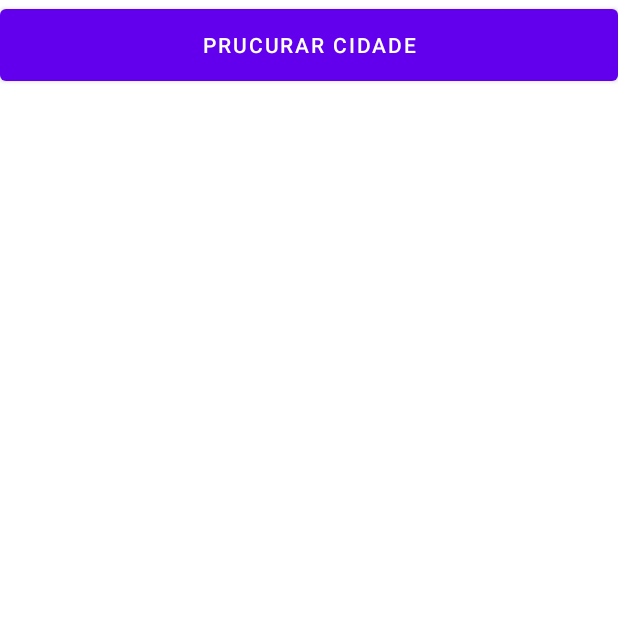
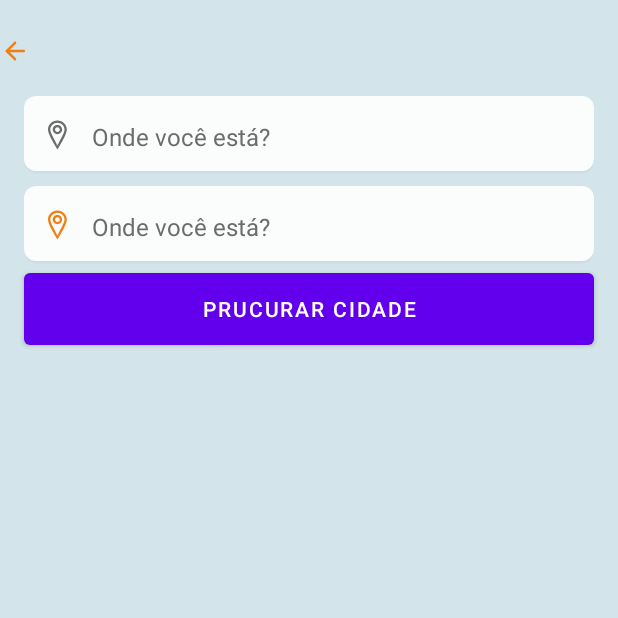
Before and after one commit to AlefCSM/CityTravelTracker, an Android app: the SearchRouteFragment screen opened through its navigation route, after a tap on "TESTE", on a phone screen of 412 x 824 dp, the top half of it. Run offline under Robolectric (Android 15) with nearby library versions, the phone set to English and light mode, and no system bars; our stand-ins replace Dagger/Hilt's generated code; Roboto replaces fonts that are not available here; 2 statements that could not run were skipped; 1 other tap on this screen came first.

Commit message:
[WIP] layout for SearchRouteFragment

```diff
--- a/app/src/main/java/com/alefmoreira/citytraveltracker/adapters/PlacePredictionAdapter.kt
+++ b/app/src/main/java/com/alefmoreira/citytraveltracker/adapters/PlacePredictionAdapter.kt
@@ -28,7 +28,7 @@ class PlacePredictionAdapter @Inject constructor(
         fun bind(prediction: AutocompletePrediction, typedText: String) {
 
             val span = SpannableString(prediction.getPrimaryText(null).toString())
-            val color = ResourcesCompat.getColor(resources, R.color.text_2, null)
+            val color = ResourcesCompat.getColor(resources, R.color.dark_2, null)
             span.setSpan(
                 ForegroundColorSpan(color),
                 0,
--- a/app/src/main/java/com/alefmoreira/citytraveltracker/views/fragments/searchroute/SearchRouteFragment.kt
+++ b/app/src/main/java/com/alefmoreira/citytraveltracker/views/fragments/searchroute/SearchRouteFragment.kt
@@ -19,7 +19,6 @@ import androidx.recyclerview.widget.RecyclerView
 import com.alefmoreira.citytraveltracker.R
 import com.alefmoreira.citytraveltracker.adapters.PlacePredictionAdapter
 import com.alefmoreira.citytraveltracker.databinding.FragmentSearchRouteBinding
-import com.alefmoreira.citytraveltracker.other.Constants.MINIMUM_SEARCH_LENGTH
 import com.alefmoreira.citytraveltracker.other.Resource
 import com.alefmoreira.citytraveltracker.other.Status
 import com.alefmoreira.citytraveltracker.util.CitySelectionType
@@ -74,18 +73,8 @@ class SearchRouteFragment : Fragment(R.layout.fragment_search_route) {
         }
         txtSearch.isHintAnimationEnabled = false
         txtSearch.editText?.addTextChangedListener {
-            val text = it.toString()
-
-            if (text.isEmpty()) {
-                searchRouteViewModel.clearPredictions()
-                return@addTextChangedListener
-            }
-            if (text.length > MINIMUM_SEARCH_LENGTH) {
-                searchRouteViewModel.debounce(text, token)
-            }
+            searchRouteViewModel.validateText(it.toString(), token)
         }
-
-
 
         viewLifecycleOwner.lifecycleScope.launch {
             viewLifecycleOwner.repeatOnLifecycle(Lifecycle.State.STARTED) {
--- /dev/null
+++ b/app/src/main/res/drawable/ctt_edit_text_shape.xml
@@ -0,0 +1,54 @@
+<?xml version="1.0" encoding="utf-8"?>
+<layer-list xmlns:android="http://schemas.android.com/apk/res/android">
+    <item>
+        <shape>
+            <padding android:bottom="1dp" />
+            <stroke
+                android:width="1dp"
+                android:color="#05000000" />
+            <corners android:radius="8dp" />
+        </shape>
+    </item>
+    <item>
+        <shape>
+            <padding android:bottom="1dp" />
+            <stroke
+                android:width="1dp"
+                android:color="#05000000" />
+            <corners android:radius="8dp"
+
+                />
+        </shape>
+    </item>
+    <item>
+        <shape>
+            <padding
+                android:bottom="1dp"
+                android:left="0.5dp"
+                android:right="0.5dp"
+                android:top="0dp" />
+            <stroke
+                android:width="1dp"
+                android:color="#05000000" />
+            <corners android:radius="8dp" />
+        </shape>
+    </item>
+    <item>
+        <shape>
+            <padding
+                android:bottom="0.5dp"
+                android:left="0.5dp"
+                android:right="0.5dp" />
+            <stroke
+                android:width="1dp"
+                android:color="#05000000" />
+            <corners android:radius="8dp" />
+        </shape>
+    </item>
+    <item>
+        <shape android:shape="rectangle">
+            <solid android:color="@color/light_1" />
+            <corners android:radius="8dp" />
+        </shape>
+    </item>
+</layer-list>
--- a/app/src/main/res/drawable/cursor_color.xml
+++ b/app/src/main/res/drawable/cursor_color.xml
@@ -1,5 +1,5 @@
 <?xml version="1.0" encoding="utf-8"?>
 <shape xmlns:android="http://schemas.android.com/apk/res/android">
     <size android:width="2dp" />
-    <solid android:color="@color/text_1" />
+    <solid android:color="@color/dark_3" />
 </shape>
--- a/app/src/main/res/layout/adapter_place_prediction.xml
+++ b/app/src/main/res/layout/adapter_place_prediction.xml
@@ -26,7 +26,7 @@
             android:layout_width="match_parent"
             android:layout_height="wrap_content"
             android:text="@string/city_name"
-            android:textColor="@color/text_1"
+            android:textColor="@color/dark_3"
             android:textSize="@dimen/regular_text"
             app:fontFamily="@font/roboto" />
 
@@ -35,7 +35,7 @@
             android:layout_width="match_parent"
             android:layout_height="wrap_content"
             android:text="@string/city_detail"
-            android:textColor="@color/text_2"
+            android:textColor="@color/dark_2"
             android:textSize="@dimen/small_text"
             app:fontFamily="@font/roboto_semi_bold" />
     </LinearLayout>
--- a/app/src/main/res/layout/fragment_route.xml
+++ b/app/src/main/res/layout/fragment_route.xml
@@ -1,12 +1,78 @@
 <?xml version="1.0" encoding="utf-8"?>
 <androidx.appcompat.widget.LinearLayoutCompat xmlns:android="http://schemas.android.com/apk/res/android"
+    xmlns:app="http://schemas.android.com/apk/res-auto"
     android:layout_width="match_parent"
-    android:layout_height="match_parent">
+    android:layout_height="match_parent"
+    android:paddingTop="@dimen/route_fragment_padding_top"
+    android:background="@color/light_3"
+    android:orientation="vertical">
+
+    <ImageView
+        android:id="@+id/icon_back"
+        android:layout_width="wrap_content"
+        android:layout_height="wrap_content"
+        android:src="@drawable/ic_back" />
+
+    <LinearLayout
+        android:id="@+id/originLayout"
+        android:layout_width="match_parent"
+        android:layout_height="52dp"
+        android:layout_marginTop="20dp"
+        android:layout_marginStart="@dimen/fragment_horizontal_padding"
+        android:layout_marginEnd="@dimen/fragment_horizontal_padding"
+        android:padding="16dp"
+        android:background="@drawable/ctt_edit_text_shape"
+        android:layout_gravity="center"
+        android:orientation="horizontal">
+
+        <ImageView
+            android:layout_width="wrap_content"
+            android:layout_height="wrap_content"
+            android:layout_marginEnd="16dp"
+            android:src="@drawable/ic_origin" />
+
+        <TextView
+            style="@style/RegularTextSecondaryColor"
+            android:layout_width="match_parent"
+            android:layout_height="wrap_content"
+            android:text="@string/where_are_you" />
+
+    </LinearLayout>
+
+    <LinearLayout
+        android:id="@+id/destinationLayout"
+        android:layout_width="match_parent"
+        android:layout_height="52dp"
+        android:layout_marginTop="8dp"
+        android:layout_marginStart="@dimen/fragment_horizontal_padding"
+        android:layout_marginEnd="@dimen/fragment_horizontal_padding"
+        android:padding="16dp"
+        android:background="@drawable/ctt_edit_text_shape"
+        android:layout_gravity="center"
+        android:orientation="horizontal">
+
+        <ImageView
+            android:layout_width="wrap_content"
+            android:layout_height="wrap_content"
+            android:layout_marginEnd="16dp"
+            android:src="@drawable/ic_origin"
+            app:tint="@color/primary_2" />
+
+        <TextView
+            style="@style/RegularTextSecondaryColor"
+            android:layout_width="match_parent"
+            android:layout_height="wrap_content"
+            android:text="@string/where_are_you" />
+
+    </LinearLayout>
 
     <Button
         android:id="@+id/btn_search_route"
         android:layout_width="match_parent"
         android:layout_height="60dp"
+        android:elevation="15dp"
+        android:layout_marginStart="@dimen/fragment_horizontal_padding"
+        android:layout_marginEnd="@dimen/fragment_horizontal_padding"
         android:text="prucurar cidade" />
 
 </androidx.appcompat.widget.LinearLayoutCompat>
--- a/app/src/main/res/values-night/themes.xml
+++ b/app/src/main/res/values-night/themes.xml
@@ -10,7 +10,7 @@
         <item name="colorSecondaryVariant">@color/teal_200</item>
         <item name="colorOnSecondary">@color/black</item>
         <!-- Status bar color. -->
-        <item name="android:statusBarColor">@color/background</item>
+        <item name="android:statusBarColor">@color/light_3</item>
         <!-- Customize your theme here. -->
     </style>
 </resources>
--- a/app/src/main/res/values/dimens.xml
+++ b/app/src/main/res/values/dimens.xml
@@ -12,5 +12,6 @@
     <dimen name="search_fragment_padding_top">16dp</dimen>
     <dimen name="no_drawable_start_padding">-18dp</dimen>
     <dimen name="no_drawable_end_padding">-14dp</dimen>
+    <dimen name="route_fragment_padding_top">24dp</dimen>
 
 </resources>
--- a/app/src/main/res/values/strings.xml
+++ b/app/src/main/res/values/strings.xml
@@ -7,4 +7,5 @@
     <string name="city_detail">SP, Brasil</string>
     <string name="city_not_found_title">Não encontramos essa cidade</string>
     <string name="city_not_found_description">Verifique o nome da cidade e tente novamente.</string>
+    <string name="where_are_you">Onde você está?</string>
 </resources>
--- a/app/src/main/res/values/styles.xml
+++ b/app/src/main/res/values/styles.xml
@@ -2,26 +2,30 @@
 <resources>
 
     <style name="EditTextThemeOverlay" parent="ThemeOverlay.AppCompat">
-        <item name="colorAccent">@color/primary_2</item>
-        <item name="colorControlActivated">@color/text_1</item>
+        <item name="colorAccent">@color/secondary_2</item>
+        <item name="colorControlActivated">@color/dark_3</item>
     </style>
 
     <style name="TextFontRoboto">
         <item name="android:fontFamily">@font/roboto</item>
-        <item name="android:textColor">@color/text_1</item>
+        <item name="android:textColor">@color/dark_3</item>
     </style>
 
     <style name="TextFontRobotoSemiBold">
         <item name="android:fontFamily">@font/roboto_semi_bold</item>
-        <item name="android:textColor">@color/text_1</item>
+        <item name="android:textColor">@color/dark_3</item>
     </style>
 
     <style name="SmallText" parent="TextFontRoboto">
         <item name="android:textSize">@dimen/small_text</item>
     </style>
 
-    <style name="RegularText" parent="TextFontRoboto">
+    <style name="RegularTextPrimaryColor" parent="TextFontRoboto">
         <item name="android:textSize">@dimen/regular_text</item>
+    </style>
+
+    <style name="RegularTextSecondaryColor" parent="RegularTextPrimaryColor">
+        <item name="android:textColor">@color/dark_2</item>
     </style>
 
     <style name="BigText" parent="TextFontRobotoSemiBold">
@@ -32,10 +36,11 @@
         <item name="android:textSize">@dimen/extra_big_text</item>
     </style>
 
-    <style name="SearchEditTextStyle" parent="RegularText">
+    <style name="SearchEditTextStyle" parent="RegularTextPrimaryColor">
         <item name="android:hint">@string/witch_city</item>
         <item name="android:padding">0dp</item>
         <item name="android:textCursorDrawable">@drawable/cursor_color</item>
     </style>
 
+
 </resources>
--- a/app/src/main/res/values/themes.xml
+++ b/app/src/main/res/values/themes.xml
@@ -10,7 +10,7 @@
         <item name="colorSecondaryVariant">@color/teal_700</item>
         <item name="colorOnSecondary">@color/black</item>
         <!-- Status bar color. -->
-        <item name="android:statusBarColor">@color/background</item>
+        <item name="android:statusBarColor">@color/light_3</item>
         <!-- Customize your theme here. -->
         <item name="android:windowLightStatusBar">true</item>
         <!-- Background       -->
```
Also changed, not shown: app/src/main/java/com/alefmoreira/citytraveltracker/views/fragments/route/RouteViewModel.kt (added, +186 -0 lines), app/src/main/java/com/alefmoreira/citytraveltracker/views/fragments/searchroute/SearchRouteViewModel.kt (+17 -5 lines), app/src/main/res/layout/fragment_search_route.xml (+5 -5 lines), app/src/main/res/values/colors.xml (+17 -14 lines), 3 other files.
